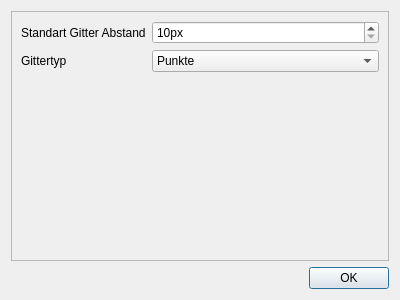
chriku/qdigi, file settingsdialog.ui: the form before one commit.
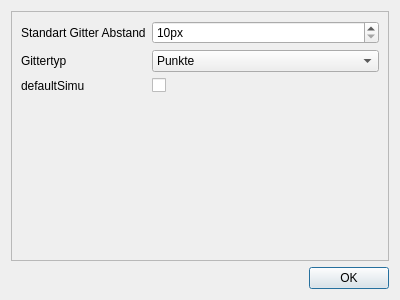
The form after the commit.

```diff
--- a/settingsdialog.ui
+++ b/settingsdialog.ui
@@ -70,6 +70,20 @@
          </item>
         </widget>
        </item>
+       <item row="2" column="0">
+        <widget class="QLabel" name="defaultSimuLabel">
+         <property name="text">
+          <string>defaultSimu</string>
+         </property>
+        </widget>
+       </item>
+       <item row="2" column="1">
+        <widget class="QCheckBox" name="defaultSimu">
+         <property name="text">
+          <string/>
+         </property>
+        </widget>
+       </item>
       </layout>
      </widget>
     </widget>
```
